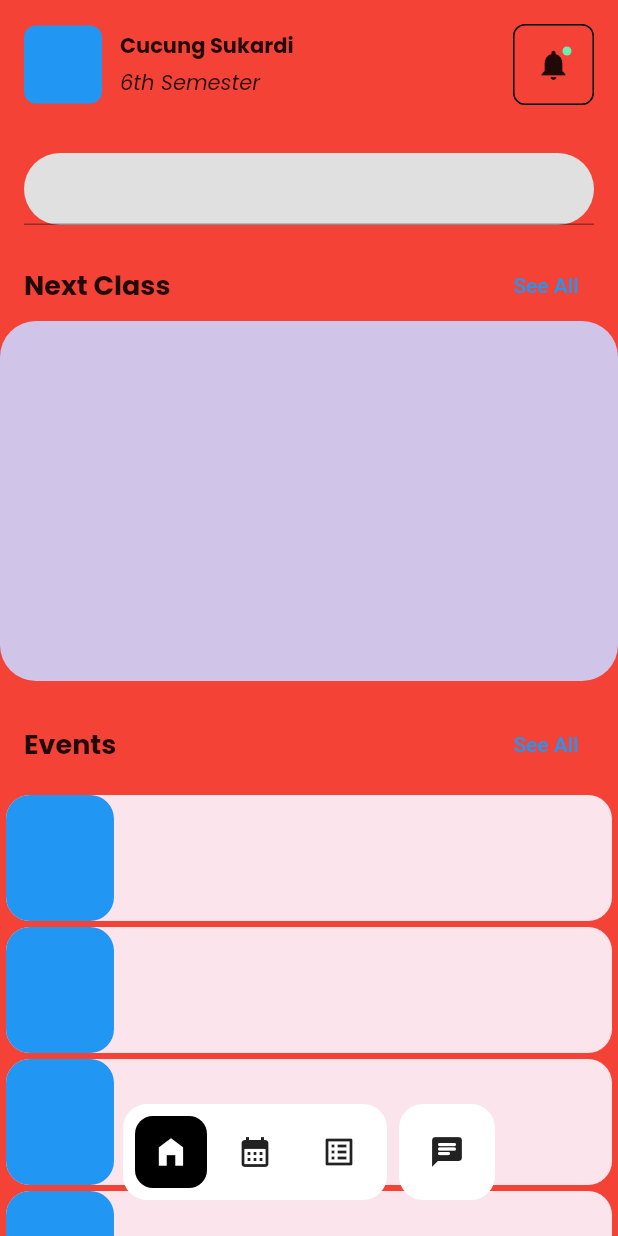
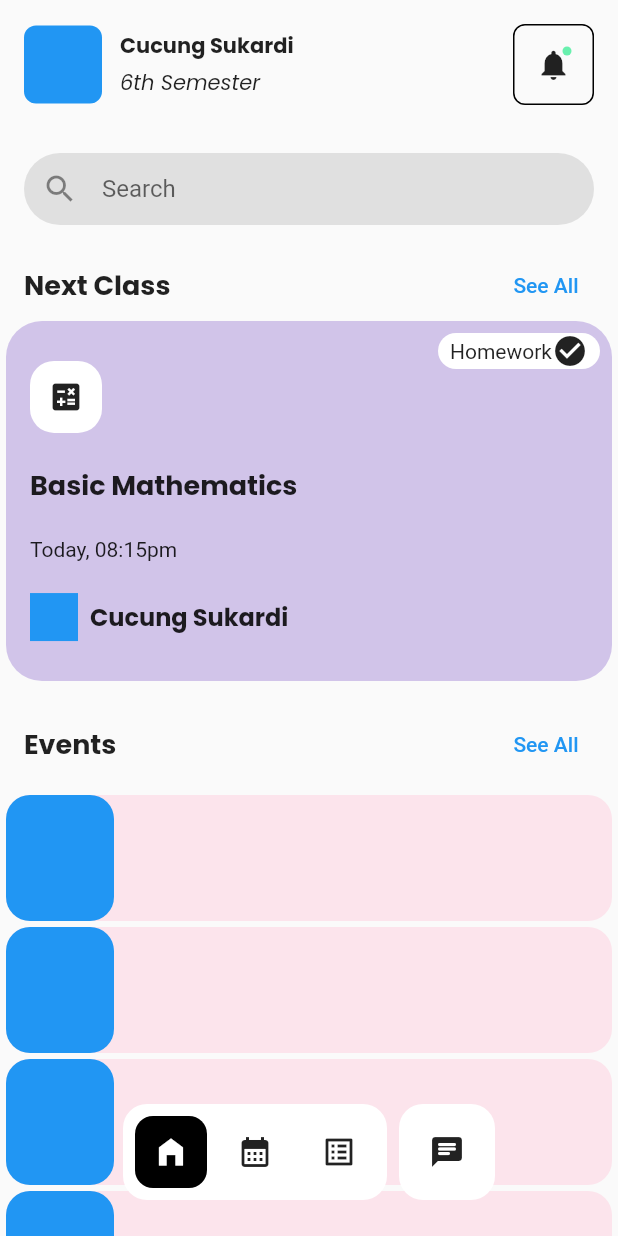
Before and after one commit to idham07ip/student_apps, a Flutter app: the StudentMainPage screen opened directly, on a phone screen of 412 x 824 dp. Run offline on Flutter 3.47's test engine with Material 2 defaults, Android fonts, the phone set to English and light mode, and no system bars; our stand-ins replace google_fonts; network calls fail.

Commit message:
Update HOMEPAGE UI

```diff
--- a/lib/view/student_main_page.dart
+++ b/lib/view/student_main_page.dart
@@ -93,7 +93,16 @@ class _StudentMainPageState extends State<StudentMainPage> {
                       horizontal: 16,
                       vertical: 16,
                     ),
-                    child: const TextField(),
+                    padding: EdgeInsets.symmetric(horizontal: 12),
+                    child: const TextField(
+                      decoration: InputDecoration(
+                        border: InputBorder.none,
+                        icon: Icon(
+                          Icons.search,
+                        ),
+                        hintText: "Search",
+                      ),
+                    ),
                   ),
 
                   //
@@ -127,9 +136,93 @@ class _StudentMainPageState extends State<StudentMainPage> {
                           //
                           Container(
                             height: 240,
+                            margin: const EdgeInsets.symmetric(horizontal: 4),
                             decoration: BoxDecoration(
                               color: Colors.deepPurple[100],
                               borderRadius: BorderRadius.circular(24),
+                            ),
+                            child: Stack(
+                              children: [
+                                Positioned(
+                                  left: 16,
+                                  right: 16,
+                                  bottom: 16,
+                                  top: 16,
+                                  child: Column(
+                                    crossAxisAlignment:
+                                        CrossAxisAlignment.start,
+                                    mainAxisAlignment:
+                                        MainAxisAlignment.spaceAround,
+                                    children: [
+                                      Container(
+                                        decoration: BoxDecoration(
+                                          color: Colors.white,
+                                          borderRadius:
+                                              BorderRadius.circular(16),
+                                        ),
+                                        child: IconButton(
+                                          onPressed: () {},
+                                          icon: const Icon(
+                                            Icons.calculate,
+                                          ),
+                                        ),
+                                      ),
+                                      Text(
+                                        "Basic Mathematics",
+                                        style: GoogleFonts.poppins(
+                                          fontWeight: FontWeight.bold,
+                                          fontSize: 18,
+                                        ),
+                                      ),
+                                      Text('Today, 08:15pm'),
+                                      Row(
+                                        children: [
+                                          Container(
+                                            height: 32,
+                                            width: 32,
+                                            decoration: const BoxDecoration(
+                                              color: Colors.blue,
+                                            ),
+                                          ),
+                                          const SizedBox(
+                                            width: 8,
+                                          ),
+                                          Text(
+                                            "Cucung Sukardi",
+                                            style: GoogleFonts.poppins(
+                                              fontSize: 16,
+                                              fontWeight: FontWeight.bold,
+                                            ),
+                                          ),
+                                        ],
+                                      ),
+                                    ],
+                                  ),
+                                ),
+                                Positioned(
+                                  top: 8,
+                                  right: 8,
+                                  child: Container(
+                                    decoration: BoxDecoration(
+                                      color: Colors.white,
+                                      borderRadius: BorderRadius.circular(16),
+                                    ),
+                                    padding: EdgeInsets.symmetric(
+                                      horizontal: 8,
+                                    ),
+                                    child: Row(
+                                      children: [
+                                        Text(
+                                          "Homework",
+                                        ),
+                                        Icon(
+                                          Icons.check_circle,
+                                        ),
+                                      ],
+                                    ),
+                                  ),
+                                ),
+                              ],
                             ),
                           ),
 
@@ -280,7 +373,7 @@ class _StudentMainPageState extends State<StudentMainPage> {
           ],
         ),
       ),
-      backgroundColor: Colors.red,
+      // backgroundColor: Colors.red,
     );
   }
 }
```
